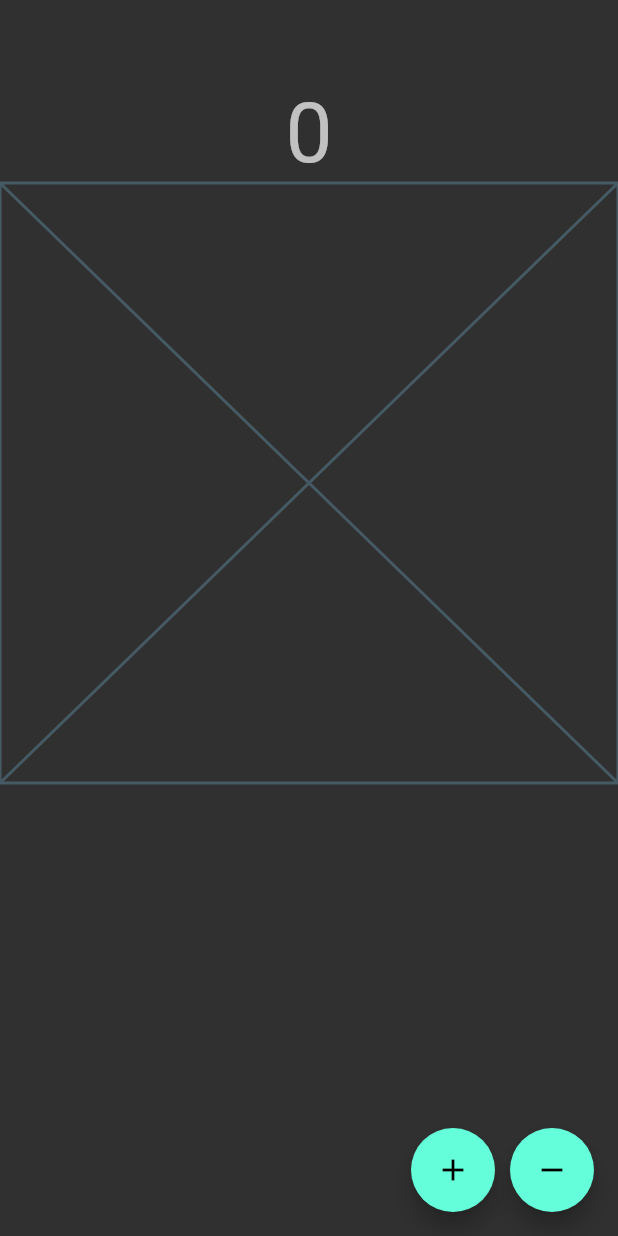
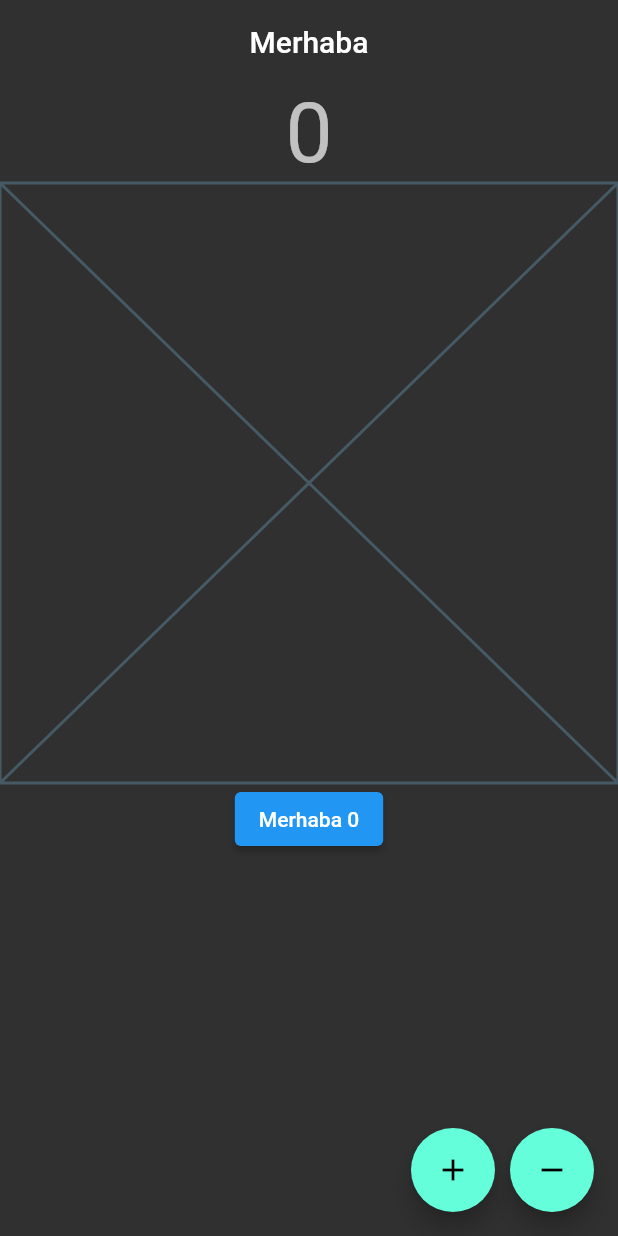
Before and after one commit to emrecan-balgun/flutter-course, a Flutter app: the screen it shows after launch, on a phone screen of 412 x 824 dp. Run offline on Flutter 3.47's test engine with Material 2 defaults, Android fonts, the phone set to English and light mode, and no system bars.

Commit message:
update statefull learn and add counter hello button

```diff
--- a/flutter_full_learn/lib/101/statefull_learn.dart
+++ b/flutter_full_learn/lib/101/statefull_learn.dart
@@ -1,4 +1,5 @@
 import 'package:flutter/material.dart';
+import 'package:flutter_full_learn/product/counter_hello_button.dart';
 
 class StatefullLearn extends StatefulWidget {
   const StatefullLearn({super.key});
@@ -9,6 +10,8 @@
 
 class _StatefullLearnState extends State<StatefullLearn> {
   int _countValue = 0;
+
+  int _counterCustom = 0;
 
   void _updateCounter(bool isIncrement) { // _ koyduk çünkü sadece bu classta kullanılacak
     if(isIncrement) {
@@ -23,7 +26,7 @@
   @override
   Widget build(BuildContext context) {
     return Scaffold(
-      appBar: AppBar(),
+      appBar: AppBar(title: const Text('Merhaba')),
       floatingActionButton: Row(
         mainAxisSize: MainAxisSize.min,
         children: [
@@ -35,6 +38,7 @@
         children: [
           Center(child: Text(_countValue.toString(), style: Theme.of(context).textTheme.headline2)),
           const Placeholder(),
+          const CounterHelloButton(),
         ],
       ),
     );
--- /dev/null
+++ b/flutter_full_learn/lib/product/counter_hello_button.dart
@@ -0,0 +1,26 @@
+import 'package:flutter/material.dart';
+
+class CounterHelloButton extends StatefulWidget {
+  const CounterHelloButton({super.key});
+
+  @override
+  State<CounterHelloButton> createState() => _CounterHelloButtonState();
+}
+
+class _CounterHelloButtonState extends State<CounterHelloButton> {
+  int _counterCustom = 0;
+  final String _welcomeTitle = 'Merhaba';
+
+  void _updateCounter() {
+    setState(() {
+      ++_counterCustom;
+    });
+  }
+
+  @override
+  Widget build(BuildContext context) {
+    return ElevatedButton(
+        onPressed: _updateCounter,
+        child: Text('$_welcomeTitle $_counterCustom'));
+  }
+}
```
